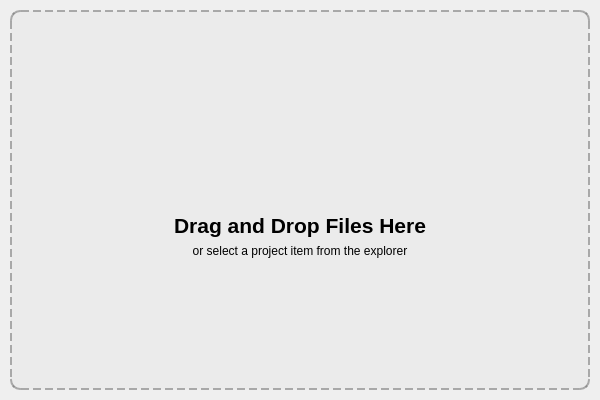
First picture: the form in gui/layout/main_workspace_dnd.ui, repository mudrikam/Image-Tea-mini, before the edit.
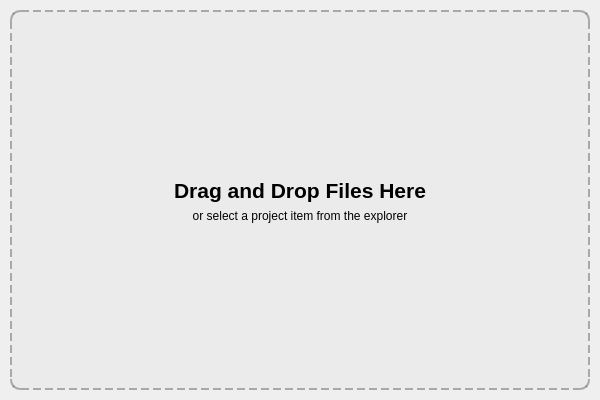
Second picture: the form after the edit. Icons and pictures are not drawn.

Commit message: penambahan fitur search di explorer

```diff
--- a/gui/layout/main_workspace_dnd.ui
+++ b/gui/layout/main_workspace_dnd.ui
@@ -76,70 +76,6 @@
         </property>
        </spacer>
       </item>
-      <item>
-       <layout class="QHBoxLayout" name="horizontalLayout">
-        <item>
-         <spacer name="horizontalSpacer">
-          <property name="orientation">
-           <enum>Qt::Horizontal</enum>
-          </property>
-          <property name="sizeHint" stdset="0">
-           <size>
-            <width>40</width>
-            <height>20</height>
-           </size>
-          </property>
-         </spacer>
-        </item>
-        <item>
-         <widget class="QLabel" name="label">
-          <property name="sizePolicy">
-           <sizepolicy hsizetype="Preferred" vsizetype="Fixed">
-            <horstretch>0</horstretch>
-            <verstretch>0</verstretch>
-           </sizepolicy>
-          </property>
-          <property name="minimumSize">
-           <size>
-            <width>64</width>
-            <height>64</height>
-           </size>
-          </property>
-          <property name="maximumSize">
-           <size>
-            <width>64</width>
-            <height>64</height>
-           </size>
-          </property>
-          <property name="text">
-           <string/>
-          </property>
-          <property name="pixmap">
-           <pixmap>../../resources/icons/upload.png</pixmap>
-          </property>
-          <property name="scaledContents">
-           <bool>true</bool>
-          </property>
-          <property name="alignment">
-           <set>Qt::AlignCenter</set>
-          </property>
-         </widget>
-        </item>
-        <item>
-         <spacer name="horizontalSpacer_2">
-          <property name="orientation">
-           <enum>Qt::Horizontal</enum>
-          </property>
-          <property name="sizeHint" stdset="0">
-           <size>
-            <width>40</width>
-            <height>20</height>
-           </size>
-          </property>
-         </spacer>
-        </item>
-       </layout>
-      </item>
       <item>
        <widget class="QLabel" name="lblDragDrop">
         <property name="font">
```
The commit also changes 1 other file.
